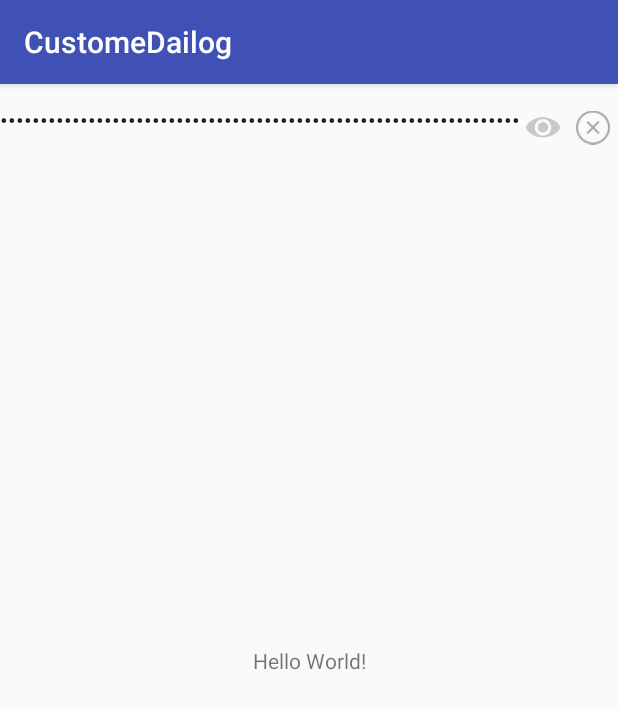
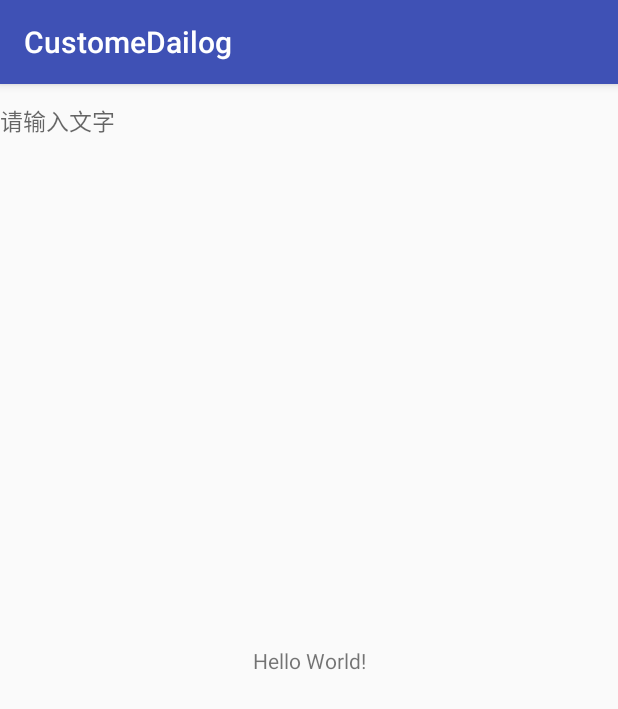
Before and after one commit to YXY001/Dailog, an Android app: the screen it shows after launch (MainActivity), on a phone screen of 412 x 824 dp. Shown: the top 709 px of the screen. Run offline under Robolectric (Android 15) with nearby library versions, the phone set to English and light mode, and no system bars.

Commit message:
1、完善界面 2、增加控制输入长度方法

```diff
--- a/app/src/main/java/com/yuanxueyuan/customedailog/MainActivity.java
+++ b/app/src/main/java/com/yuanxueyuan/customedailog/MainActivity.java
@@ -22,7 +22,6 @@ import org.json.JSONException;
 import org.json.JSONObject;
 
 import java.util.Timer;
-import java.util.TimerTask;
 
 public class MainActivity extends AppCompatActivity implements View.OnClickListener,OnResponseListener {
 
@@ -42,12 +41,10 @@ public class MainActivity extends AppCompatActivity implements View.OnClickListe
         Logger.setTag("NoHttpSample"); // 设置NoHttp打印Log的TAG。
         initNoHttp();
         edt = findViewById(R.id.edt);
-        edt.setEmojiEnable(false, 100);
+        edt.setEmojiEnable(true, 10);
         edt.showCleanImg(true);
-        edt.setPassword(true);
-        edt.showMessage("111111");
-        text = findViewById(R.id.text);
-        text.setOnClickListener(this);
+        edt.setPhone();
+        edt.showMessage("错误啦",R.mipmap.eye_close);
     }
 
 
--- a/app/src/main/res/layout/activity_main.xml
+++ b/app/src/main/res/layout/activity_main.xml
@@ -19,6 +19,6 @@
     <com.yuanxueyuan.customeditext.View.CustomEditText
         android:id="@+id/edt"
         android:layout_width="wrap_content"
-        android:layout_height="100dp"/>
+        android:layout_height="50dp"/>
 
 </android.support.constraint.ConstraintLayout>
--- a/customeditext/src/main/java/com/yuanxueyuan/customeditext/View/CustomEditText.java
+++ b/customeditext/src/main/java/com/yuanxueyuan/customeditext/View/CustomEditText.java
@@ -209,6 +209,20 @@ public class CustomEditText extends LinearLayout implements View.OnClickListener
         }
     }
 
+    /**
+     * @param length 长度
+     * @author yuanxueyuan
+     * @Title: setInputLength
+     * @Description: 设置输入框最大输入长度
+     * @date 2019/1/7 10:17
+     */
+    public void setInputLength(int length) {
+        if (editText == null) {
+            Log.e(LOG_TAG, "editText == null");
+            return;
+        }
+        editText.setFilters(new InputFilter[]{new InputFilter.LengthFilter(length)});
+    }
 
     /**
      * @author yuanxueyuan
--- a/customeditext/src/main/res/layout/edit.xml
+++ b/customeditext/src/main/res/layout/edit.xml
@@ -10,25 +10,29 @@
         <LinearLayout
             android:id="@+id/ll_img"
             android:layout_width="wrap_content"
-            android:layout_height="wrap_content"
+            android:layout_height="match_parent"
             android:layout_alignParentEnd="true">
             <ImageView
                 android:id="@+id/img_input_show"
                 android:layout_width="33dp"
                 android:layout_height="match_parent"
                 android:padding="5dp"
+                android:visibility="gone"
                 android:src="@mipmap/eye_close"/>
             <ImageView
                 android:id="@+id/img_input_clean"
-                android:layout_width="33dp"
+                android:layout_width="25dp"
                 android:layout_height="match_parent"
                 android:padding="5dp"
+                android:visibility="gone"
                 android:src="@mipmap/img_clean"/>
         </LinearLayout>
         <LinearLayout
             android:layout_width="match_parent"
-            android:layout_height="wrap_content"
+            android:layout_height="match_parent"
             android:layout_alignParentStart="true"
+            android:layout_marginEnd="10dp"
+            android:gravity="center"
             android:layout_toStartOf="@id/ll_img">
             <EditText
                 android:id="@+id/edit_input"
@@ -42,7 +46,6 @@
                 android:hint="请输入文字"
                 android:inputType="text"
                 android:singleLine="true"
-                android:text="123123123121231231231231231231212312312313131313131313131313131313131313"
                 android:textSize="15sp" />
         </LinearLayout>
     </RelativeLayout>
```
